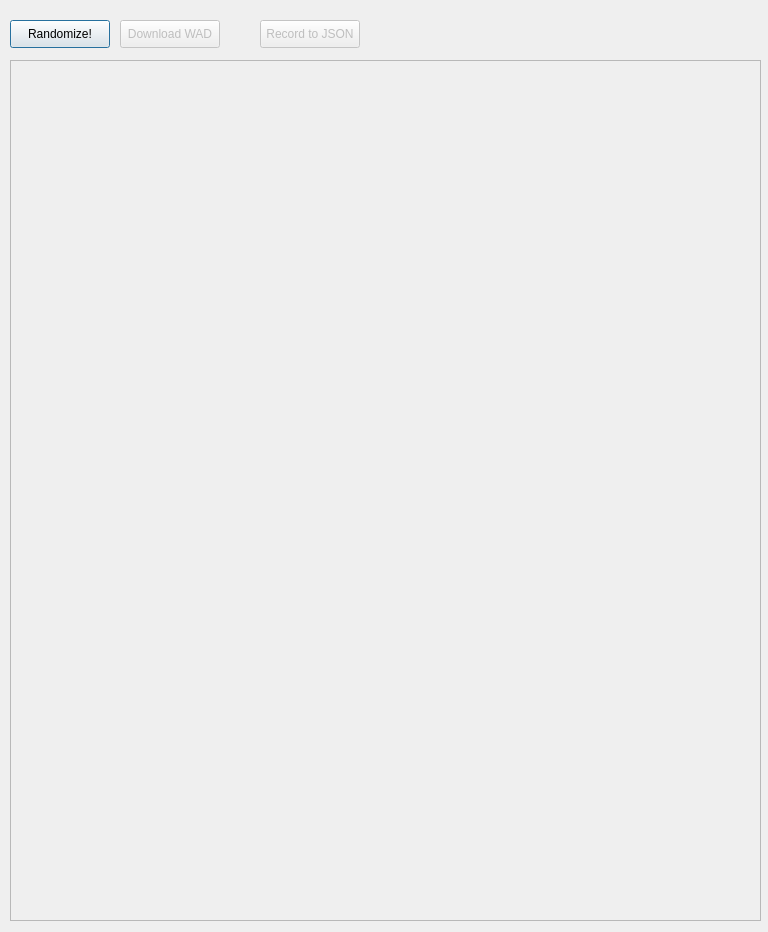
This is wadtrackerlight/ui/wadui.ui in DLavigneGH/dlavigne.github.io as Qt 5 draws it before an edit. The edited form follows.
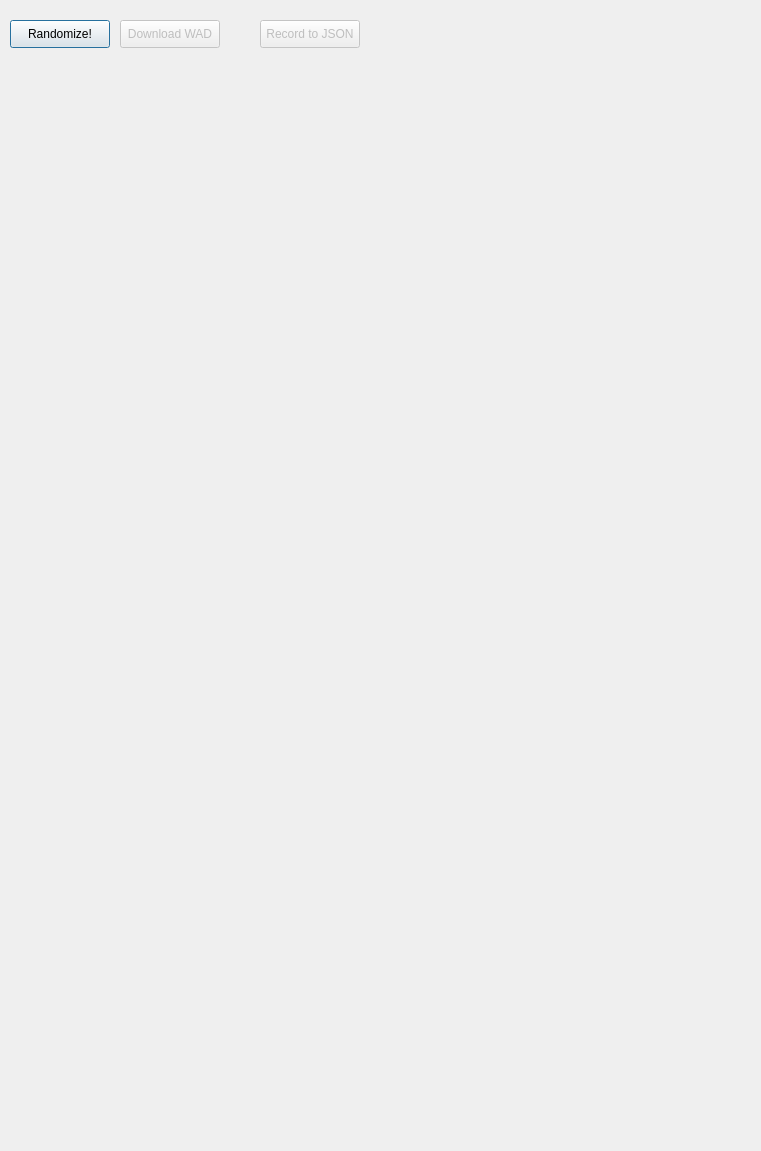
This is the edited form.

```diff
--- a/wadtrackerlight/ui/wadui.ui
+++ b/wadtrackerlight/ui/wadui.ui
@@ -6,8 +6,8 @@
    <rect>
     <x>0</x>
     <y>0</y>
-    <width>768</width>
-    <height>932</height>
+    <width>761</width>
+    <height>1151</height>
    </rect>
   </property>
   <property name="windowTitle">
@@ -31,10 +31,13 @@
     <rect>
      <x>10</x>
      <y>60</y>
-     <width>751</width>
-     <height>861</height>
+     <width>761</width>
+     <height>1091</height>
     </rect>
    </property>
+   <property name="frameShape">
+    <enum>QFrame::NoFrame</enum>
+   </property>
    <property name="verticalScrollBarPolicy">
     <enum>Qt::ScrollBarAsNeeded</enum>
    </property>
@@ -46,8 +49,8 @@
      <rect>
       <x>0</x>
       <y>0</y>
-      <width>749</width>
-      <height>859</height>
+      <width>761</width>
+      <height>1091</height>
      </rect>
     </property>
     <property name="sizePolicy">
@@ -59,10 +62,10 @@
     <widget class="QWidget" name="verticalLayoutWidget">
      <property name="geometry">
       <rect>
-       <x>10</x>
+       <x>0</x>
        <y>10</y>
-       <width>731</width>
-       <height>841</height>
+       <width>741</width>
+       <height>1071</height>
       </rect>
      </property>
      <layout class="QVBoxLayout" name="verticalLayout"/>
```
Left out of the diff: 2 changed lines with no effect on the pictures.
